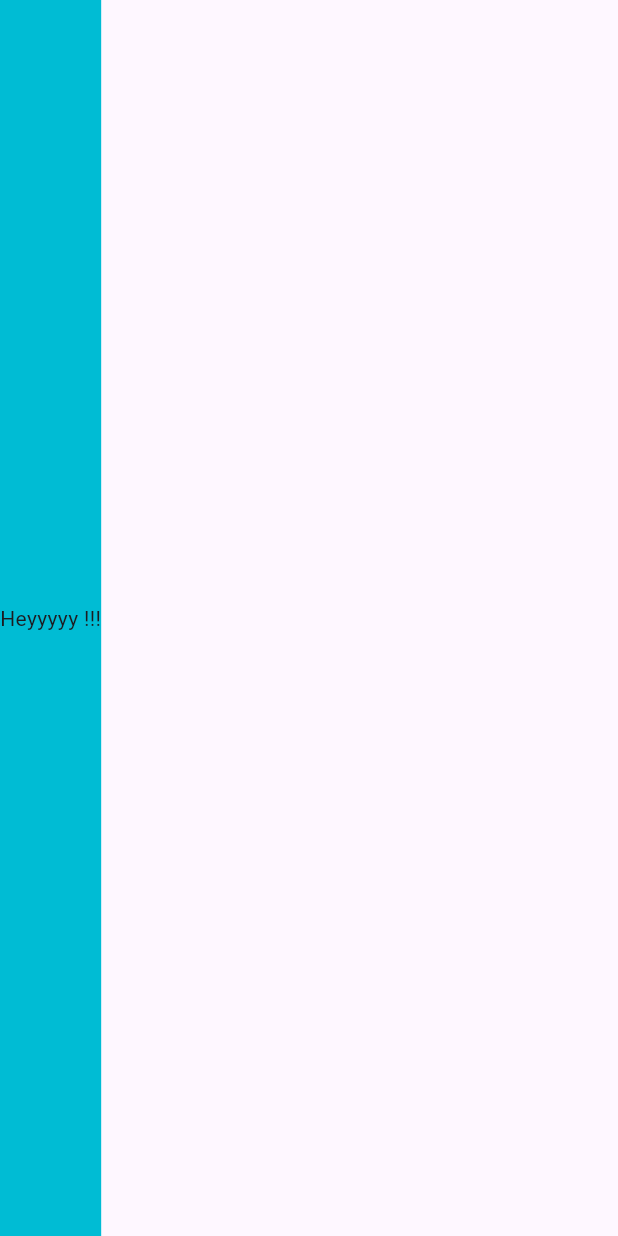
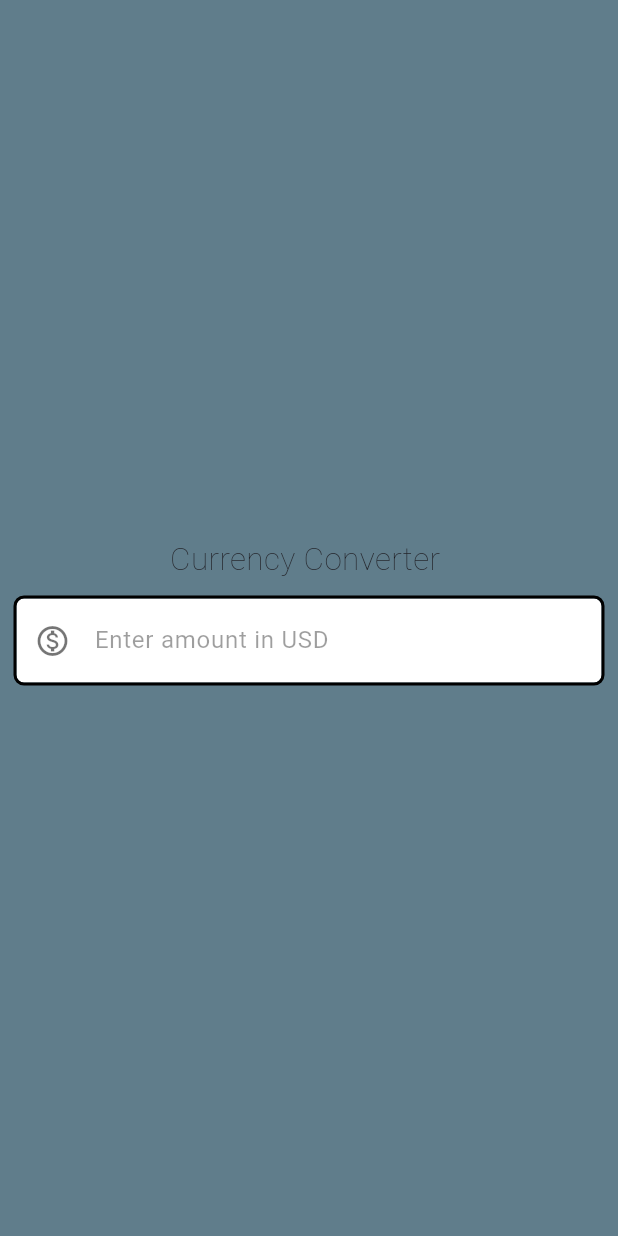
Before and after one commit to ishita1226/Currency-Converter, a Flutter app: the screen it shows after launch, on a phone screen of 412 x 824 dp. Run offline on Flutter 3.47's test engine with Material 3 defaults, Android fonts, the phone set to English and light mode, and no system bars.

Commit message:
another day

```diff
--- a/lib/converter2.dart
+++ b/lib/converter2.dart
@@ -7,16 +7,50 @@ class CurrencyConverterMaterialPage extends StatelessWidget{
   @override
   Widget build(BuildContext context){
     return const Scaffold(
-        body: ColoredBox(
-          color: Colors.cyan,
-          child: Column(
-            mainAxisAlignment: MainAxisAlignment.center,
-            crossAxisAlignment: CrossAxisAlignment.center,
-            children: [
-              Text('Heyyyyy !!!'),
-            ],
-          ),
+        backgroundColor : Colors.blueGrey,
+
+        body: Column(
+          mainAxisAlignment: MainAxisAlignment.center,
+          crossAxisAlignment: CrossAxisAlignment.center,
+          children: [
+            Text('Currency Converter ',style: TextStyle(fontSize: 21, fontWeight: FontWeight.w100), ),
+            Padding(
+              padding: EdgeInsets.all(11.0),
+              child: TextField(style: TextStyle(color: Colors.black),
+                  decoration: InputDecoration(
+                      hintText: "Enter amount in USD",
+                    hintStyle: TextStyle(color: Colors.black38),
+                    prefixIcon: Icon(Icons.monetization_on_outlined),
+                    prefixIconColor: Colors.black54,
+                    filled: true,
+                    fillColor: Colors.white,
+                    focusedBorder:  OutlineInputBorder(
+                      borderSide: BorderSide(
+                        width: 2,
+                         style: BorderStyle.solid,
+                        strokeAlign: BorderSide.strokeAlignOutside,
+                      ),
+                      borderRadius: BorderRadius.all(Radius.circular(5))
+                    ),
+                    enabledBorder: OutlineInputBorder(
+                        borderSide: BorderSide(
+                          width: 2,
+                          style: BorderStyle.solid,
+                          strokeAlign: BorderSide.strokeAlignOutside,
+                        ),
+                        borderRadius: BorderRadius.all(Radius.circular(5))
+                    ),
+
+              ),
+                keyboardType: TextInputType.numberWithOptions(
+                  decimal: true,
+                ),
+
+              ),
+            )
+          ],
         )
+
     );
   }
 }
```
